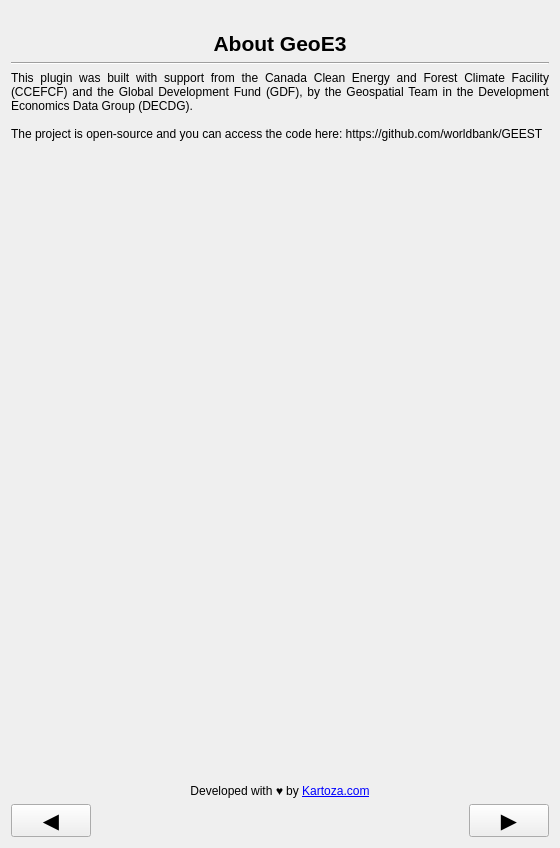
Old version of the form geest/ui/credits_panel_base.ui in the repository worldbank/GEEST.
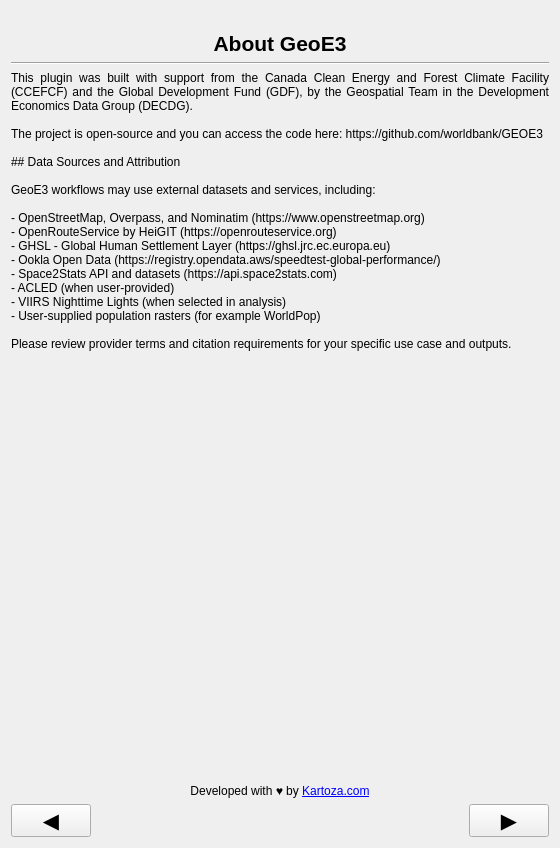
New version of the form. Icons and pictures are not drawn.

Commit message: fix: enhance data attribution details across various UI components

```diff
--- a/geest/ui/credits_panel_base.ui
+++ b/geest/ui/credits_panel_base.ui
@@ -199,7 +199,22 @@
           <property name="text">
            <string>This plugin was built with support from the Canada Clean Energy and Forest Climate Facility (CCEFCF) and the Global Development Fund (GDF), by the Geospatial Team in the Development Economics Data Group (DECDG).
 
-The project is open-source and you can access the code here: https://github.com/worldbank/GEEST</string>
+The project is open-source and you can access the code here: https://github.com/worldbank/GEOE3
+
+## Data Sources and Attribution
+
+GeoE3 workflows may use external datasets and services, including:
+
+- OpenStreetMap, Overpass, and Nominatim (https://www.openstreetmap.org)
+- OpenRouteService by HeiGIT (https://openrouteservice.org)
+- GHSL - Global Human Settlement Layer (https://ghsl.jrc.ec.europa.eu)
+- Ookla Open Data (https://registry.opendata.aws/speedtest-global-performance/)
+- Space2Stats API and datasets (https://api.space2stats.com)
+- ACLED (when user-provided)
+- VIIRS Nighttime Lights (when selected in analysis)
+- User-supplied population rasters (for example WorldPop)
+
+Please review provider terms and citation requirements for your specific use case and outputs.</string>
           </property>
          <property name="textFormat">
           <enum>Qt::MarkdownText</enum>
```
Left out of the diff: 2 changed lines with no effect on the pictures. The commit also changes 4 other files.
